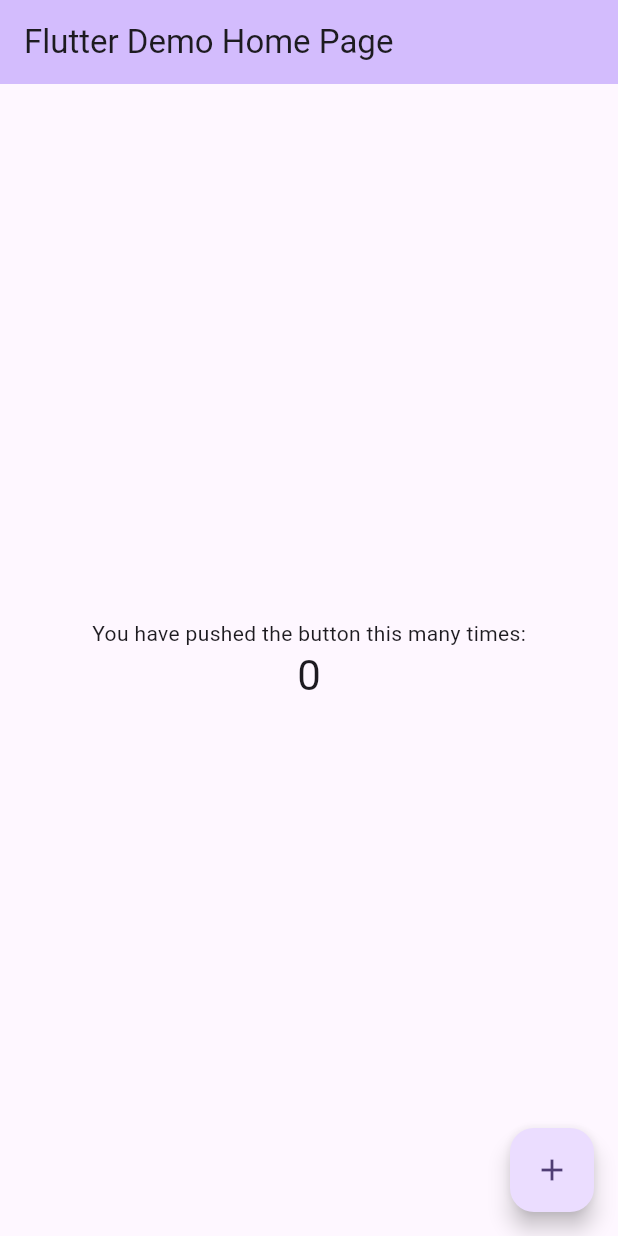
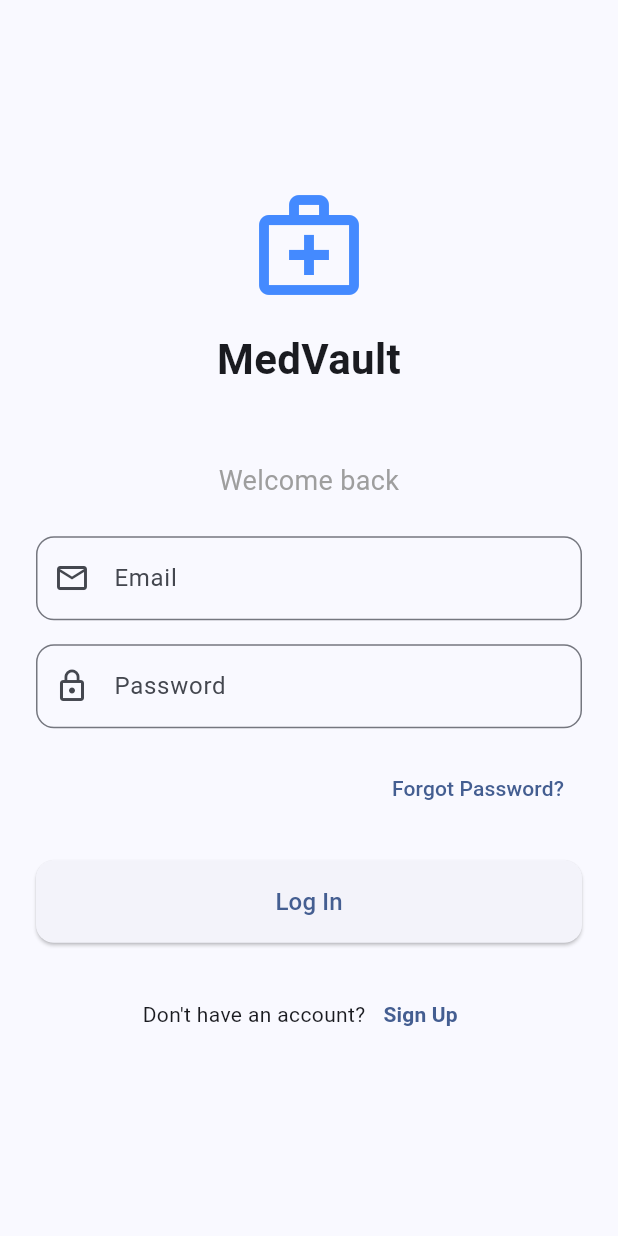
Before and after one commit to Fire-lace/medvault, a Flutter app: the screen it shows after launch, on a phone screen of 412 x 824 dp. Run offline on Flutter 3.47's test engine with Material 3 defaults, Android fonts, the phone set to English and light mode, and no system bars.

Commit message:
feat: Implement initial UI for login and registration screens
Builds the static UI for the authentication flow as per the agreed-upon design.

Includes a `LoginScreen` and a `RegisterScreen` with all the required visual components.
Implements a basic navigation system (`AuthScreen`) to toggle between the two screens.

No authentication logic is included; all button presses are placeholders.
Sets the `AuthScreen` as the new entry point for the application in `main.dart`.

```diff
--- a/lib/main.dart
+++ b/lib/main.dart
@@ -1,4 +1,5 @@
 import 'package:flutter/material.dart';
+import 'package:medvault/screens/auth/auth_screen.dart';
 
 void main() {
   runApp(const MyApp());
@@ -7,116 +8,15 @@ void main() {
 class MyApp extends StatelessWidget {
   const MyApp({super.key});
 
-  // This widget is the root of your application.
   @override
   Widget build(BuildContext context) {
     return MaterialApp(
-      title: 'Flutter Demo',
+      title: 'MedVault',
       theme: ThemeData(
-        // This is the theme of your application.
-        //
-        // TRY THIS: Try running your application with "flutter run". You'll see
-        // the application has a purple toolbar. Then, without quitting the app,
-        // try changing the seedColor in the colorScheme below to Colors.green
-        // and then invoke "hot reload" (save your changes or press the "hot
-        // reload" button in a Flutter-supported IDE, or press "r" if you used
-        // the command line to start the app).
-        //
-        // Notice that the counter didn't reset back to zero; the application
-        // state is not lost during the reload. To reset the state, use hot
-        // restart instead.
-        //
-        // This works for code too, not just values: Most code changes can be
-        // tested with just a hot reload.
-        colorScheme: ColorScheme.fromSeed(seedColor: Colors.deepPurple),
+        colorScheme: ColorScheme.fromSeed(seedColor: Colors.blueAccent),
+        useMaterial3: true,
       ),
-      home: const MyHomePage(title: 'Flutter Demo Home Page'),
+      home: const AuthScreen(),
     );
   }
 }
-
-class MyHomePage extends StatefulWidget {
-  const MyHomePage({super.key, required this.title});
-
-  // This widget is the home page of your application. It is stateful, meaning
-  // that it has a State object (defined below) that contains fields that affect
-  // how it looks.
-
-  // This class is the configuration for the state. It holds the values (in this
-  // case the title) provided by the parent (in this case the App widget) and
-  // used by the build method of the State. Fields in a Widget subclass are
-  // always marked "final".
-
-  final String title;
-
-  @override
-  State<MyHomePage> createState() => _MyHomePageState();
-}
-
-class _MyHomePageState extends State<MyHomePage> {
-  int _counter = 0;
-
-  void _incrementCounter() {
-    setState(() {
-      // This call to setState tells the Flutter framework that something has
-      // changed in this State, which causes it to rerun the build method below
-      // so that the display can reflect the updated values. If we changed
-      // _counter without calling setState(), then the build method would not be
-      // called again, and so nothing would appear to happen.
-      _counter++;
-    });
-  }
-
-  @override
-  Widget build(BuildContext context) {
-    // This method is rerun every time setState is called, for instance as done
-    // by the _incrementCounter method above.
-    //
-    // The Flutter framework has been optimized to make rerunning build methods
-    // fast, so that you can just rebuild anything that needs updating rather
-    // than having to individually change instances of widgets.
-    return Scaffold(
-      appBar: AppBar(
-        // TRY THIS: Try changing the color here to a specific color (to
-        // Colors.amber, perhaps?) and trigger a hot reload to see the AppBar
-        // change color while the other colors stay the same.
-        backgroundColor: Theme.of(context).colorScheme.inversePrimary,
-        // Here we take the value from the MyHomePage object that was created by
-        // the App.build method, and use it to set our appbar title.
-        title: Text(widget.title),
-      ),
-      body: Center(
-        // Center is a layout widget. It takes a single child and positions it
-        // in the middle of the parent.
-        child: Column(
-          // Column is also a layout widget. It takes a list of children and
-          // arranges them vertically. By default, it sizes itself to fit its
-          // children horizontally, and tries to be as tall as its parent.
-          //
-          // Column has various properties to control how it sizes itself and
-          // how it positions its children. Here we use mainAxisAlignment to
-          // center the children vertically; the main axis here is the vertical
-          // axis because Columns are vertical (the cross axis would be
-          // horizontal).
-          //
-          // TRY THIS: Invoke "debug painting" (choose the "Toggle Debug Paint"
-          // action in the IDE, or press "p" in the console), to see the
-          // wireframe for each widget.
-          mainAxisAlignment: MainAxisAlignment.center,
-          children: <Widget>[
-            const Text('You have pushed the button this many times:'),
-            Text(
-              '$_counter',
-              style: Theme.of(context).textTheme.headlineMedium,
-            ),
-          ],
-        ),
-      ),
-      floatingActionButton: FloatingActionButton(
-        onPressed: _incrementCounter,
-        tooltip: 'Increment',
-        child: const Icon(Icons.add),
-      ), // This trailing comma makes auto-formatting nicer for build methods.
-    );
-  }
-}
--- /dev/null
+++ b/lib/screens/auth/auth_screen.dart
@@ -0,0 +1,29 @@
+import 'package:flutter/material.dart';
+import 'package:medvault/screens/auth/login_screen.dart';
+import 'package:medvault/screens/auth/register_screen.dart';
+
+class AuthScreen extends StatefulWidget {
+  const AuthScreen({super.key});
+
+  @override
+  State<AuthScreen> createState() => _AuthScreenState();
+}
+
+class _AuthScreenState extends State<AuthScreen> {
+  bool _showLoginScreen = true;
+
+  void _toggleScreen() {
+    setState(() {
+      _showLoginScreen = !_showLoginScreen;
+    });
+  }
+
+  @override
+  Widget build(BuildContext context) {
+    if (_showLoginScreen) {
+      return LoginScreen(onSwitchToRegister: _toggleScreen);
+    } else {
+      return RegisterScreen(onSwitchToLogin: _toggleScreen);
+    }
+  }
+}
--- a/lib/screens/auth/login_screen.dart
+++ b/lib/screens/auth/login_screen.dart
@@ -0,0 +1,110 @@
+import 'package:flutter/material.dart';
+
+class LoginScreen extends StatelessWidget {
+  final VoidCallback onSwitchToRegister;
+
+  const LoginScreen({super.key, required this.onSwitchToRegister});
+
+  @override
+  Widget build(BuildContext context) {
+    return Scaffold(
+      body: SafeArea(
+        child: Padding(
+          padding: const EdgeInsets.symmetric(horizontal: 24.0),
+          child: Column(
+            mainAxisAlignment: MainAxisAlignment.center,
+            crossAxisAlignment: CrossAxisAlignment.stretch,
+            children: <Widget>[
+              // Placeholder for the App Logo
+              const Icon(
+                Icons.medical_services_outlined,
+                size: 80,
+                color: Colors.blueAccent,
+              ),
+              const SizedBox(height: 16),
+              const Text(
+                'MedVault',
+                textAlign: TextAlign.center,
+                style: TextStyle(
+                  fontSize: 28,
+                  fontWeight: FontWeight.bold,
+                ),
+              ),
+              const SizedBox(height: 48),
+              const Text(
+                'Welcome back',
+                textAlign: TextAlign.center,
+                style: TextStyle(
+                  fontSize: 18,
+                  color: Colors.grey,
+                ),
+              ),
+              const SizedBox(height: 24),
+              TextField(
+                decoration: InputDecoration(
+                  labelText: 'Email',
+                  prefixIcon: const Icon(Icons.email_outlined),
+                  border: OutlineInputBorder(
+                    borderRadius: BorderRadius.circular(12),
+                  ),
+                ),
+                keyboardType: TextInputType.emailAddress,
+              ),
+              const SizedBox(height: 16),
+              TextField(
+                decoration: InputDecoration(
+                  labelText: 'Password',
+                  prefixIcon: const Icon(Icons.lock_outline),
+                  border: OutlineInputBorder(
+                    borderRadius: BorderRadius.circular(12),
+                  ),
+                ),
+                obscureText: true,
+              ),
+              const SizedBox(height: 16),
+              Align(
+                alignment: Alignment.centerRight,
+                child: TextButton(
+                  onPressed: () {
+                    // Placeholder for forgot password logic
+                  },
+                  child: const Text('Forgot Password?'),
+                ),
+              ),
+              const SizedBox(height: 24),
+              ElevatedButton(
+                style: ElevatedButton.styleFrom(
+                  padding: const EdgeInsets.symmetric(vertical: 16),
+                  shape: RoundedRectangleBorder(
+                    borderRadius: BorderRadius.circular(12),
+                  ),
+                ),
+                onPressed: () {
+                  // Placeholder for login logic
+                },
+                child: const Text(
+                  'Log In',
+                  style: TextStyle(fontSize: 16),
+                ),
+              ),
+              const SizedBox(height: 24),
+              Row(
+                mainAxisAlignment: MainAxisAlignment.center,
+                children: [
+                  const Text("Don't have an account?"),
+                  TextButton(
+                    onPressed: onSwitchToRegister,
+                    child: const Text(
+                      'Sign Up',
+                      style: TextStyle(fontWeight: FontWeight.bold),
+                    ),
+                  ),
+                ],
+              ),
+            ],
+          ),
+        ),
+      ),
+    );
+  }
+}
```
Also changed, not shown: lib/screens/auth/register_screen.dart (+112 -0 lines).
